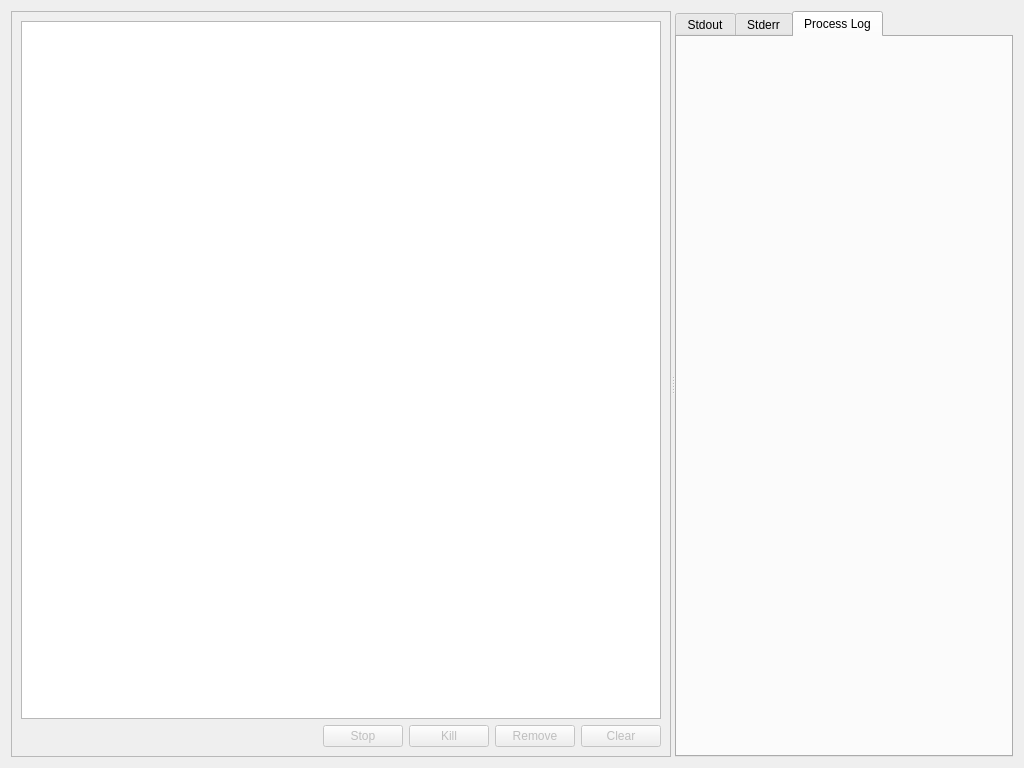
This is libs/seiscomp/gui/core/processmanager.ui in SeisComP/common as Qt 5 draws it before an edit. The edited form follows.
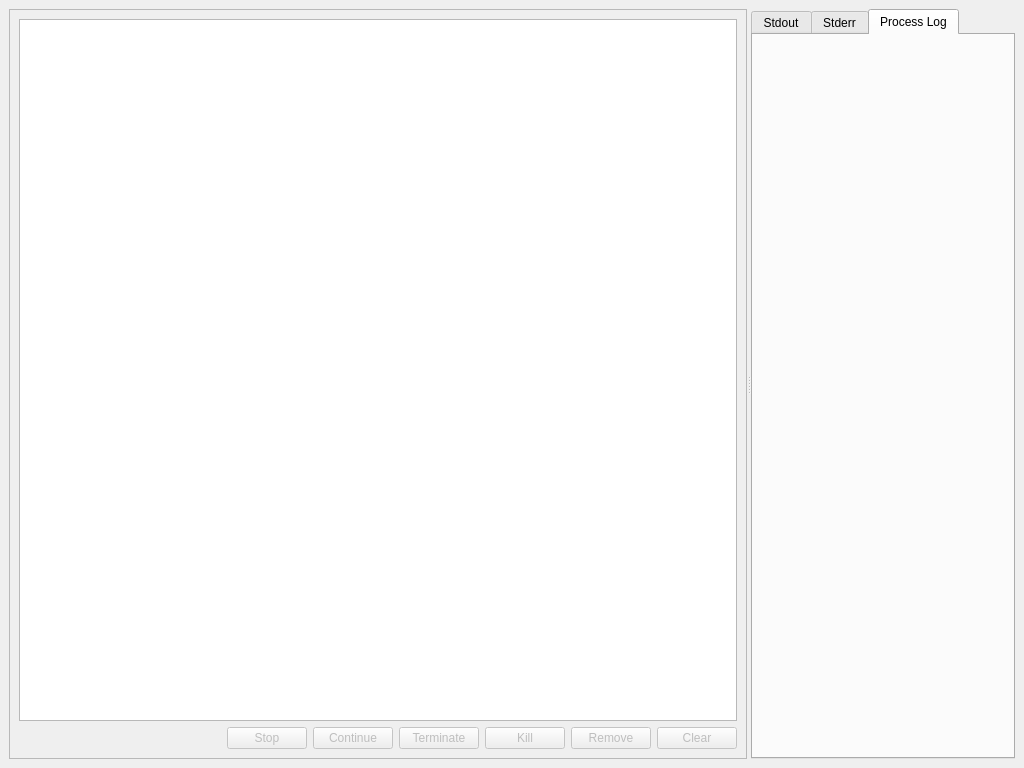
This is the edited form.

Patch:
```diff
--- a/libs/seiscomp/gui/core/processmanager.ui
+++ b/libs/seiscomp/gui/core/processmanager.ui
@@ -1,7 +1,7 @@
 <?xml version="1.0" encoding="UTF-8"?>
 <ui version="4.0">
  <class>ProcessManager</class>
- <widget class="QDialog" name="ProcessManager">
+ <widget class="QMainWindow" name="ProcessManager">
   <property name="geometry">
    <rect>
     <x>0</x>
@@ -13,6 +13,7 @@
   <property name="windowTitle">
    <string>Manage processes</string>
   </property>
+  <widget class="QWidget" name="centralwidget">
   <layout class="QHBoxLayout" name="layoutMain">
    <item>
     <widget class="QSplitter" name="splitter">
@@ -58,6 +59,32 @@
            </property>
           </widget>
          </item>
+          <item>
+           <widget class="QPushButton" name="btnContinue">
+            <property name="enabled">
+             <bool>false</bool>
+            </property>
+            <property name="toolTip">
+             <string>Continue execution of selected processes by sending SIGCONT.</string>
+            </property>
+            <property name="text">
+             <string>Continue</string>
+            </property>
+           </widget>
+          </item>
+          <item>
+           <widget class="QPushButton" name="btnTerminate">
+            <property name="enabled">
+             <bool>false</bool>
+            </property>
+            <property name="toolTip">
+             <string>Terminate selected processes by sending SIGTERM.</string>
+            </property>
+            <property name="text">
+             <string>Terminate</string>
+            </property>
+           </widget>
+          </item>
          <item>
           <widget class="QPushButton" name="btnKill">
            <property name="enabled">
@@ -127,6 +154,7 @@
     </widget>
    </item>
   </layout>
+  </widget>
  </widget>
  <resources/>
  <connections/>
```
Left out of the diff: 8 changed lines with no effect on the pictures. Lines whose indentation alone changed are shown as unchanged.
